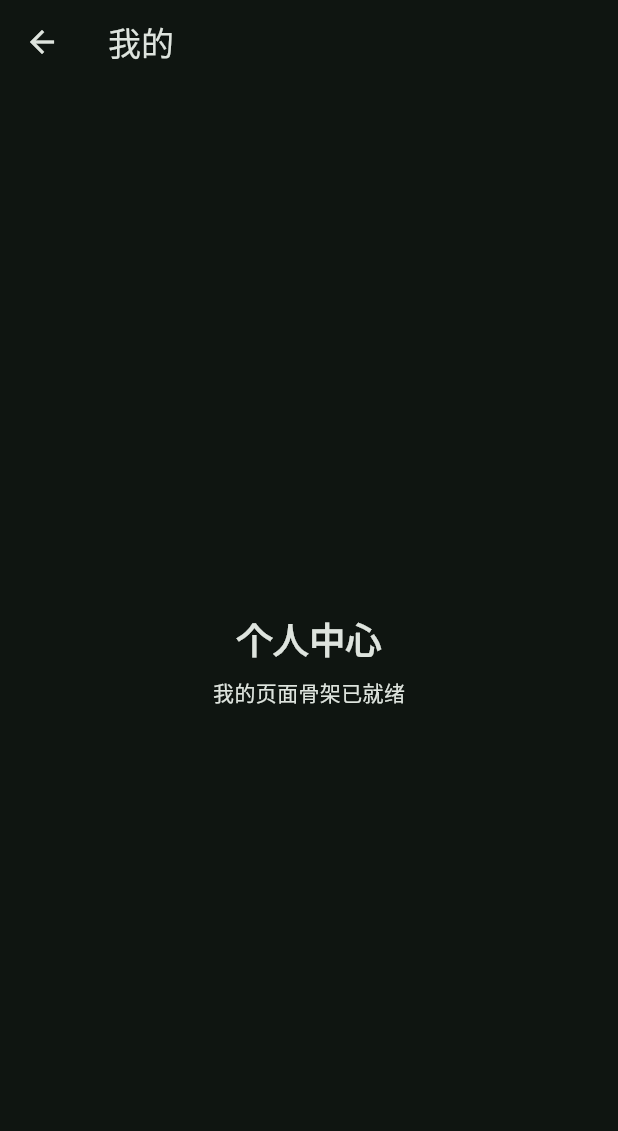
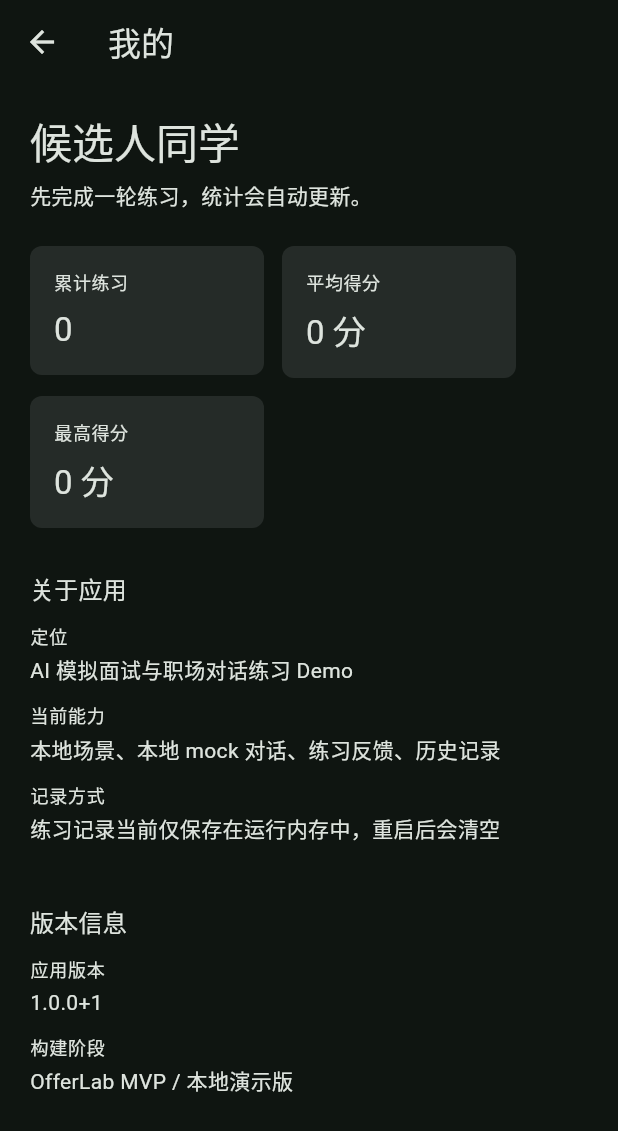
Before and after one commit to Amorousdancer/flutter-ai-chat-demo, a Flutter app: the ProfilePage screen opened directly, on a phone screen of 412 x 824 dp. Shown: the top 1131 px of the screen. Run offline on Flutter 3.47's test engine with Material 3 defaults, Android fonts, the phone set to English and light mode, and no system bars.

Commit message:
feat: add profile stats and lightweight input guard

```diff
--- a/lib/pages/profile_page.dart
+++ b/lib/pages/profile_page.dart
@@ -1,7 +1,13 @@
 import 'package:flutter/material.dart';
+
+import '../models/scenario.dart';
+import '../services/practice_store.dart';
 
 class ProfilePage extends StatelessWidget {
   const ProfilePage({super.key});
+
+  static const String _nickname = '候选人同学';
+  static const String _appVersion = '1.0.0+1';
 
   @override
   Widget build(BuildContext context) {
@@ -9,19 +15,158 @@ class ProfilePage extends StatelessWidget {
       appBar: AppBar(
         title: const Text('我的'),
       ),
-      body: const Center(
-        child: Column(
-          mainAxisSize: MainAxisSize.min,
-          children: [
-            Text(
-              '个人中心',
-              style: TextStyle(fontSize: 24, fontWeight: FontWeight.w700),
-            ),
-            SizedBox(height: 8),
-            Text('我的页面骨架已就绪'),
-          ],
+      body: AnimatedBuilder(
+        animation: PracticeStore.instance,
+        builder: (context, _) {
+          final latestRecord = PracticeStore.instance.latestRecord;
+          final subtitle = latestRecord == null
+              ? '先完成一轮练习，统计会自动更新。'
+              : '最近练习：${_formatDate(latestRecord.completedAt)} · ${latestRecord.mode.label}';
+
+          return ListView(
+            padding: const EdgeInsets.fromLTRB(20, 20, 20, 32),
+            children: [
+              Text(
+                _nickname,
+                style: Theme.of(context).textTheme.headlineMedium,
+              ),
+              const SizedBox(height: 8),
+              Text(
+                subtitle,
+                style: Theme.of(context).textTheme.bodyMedium,
+              ),
+              const SizedBox(height: 24),
+              Wrap(
+                spacing: 12,
+                runSpacing: 12,
+                children: [
+                  _StatPanel(
+                    label: '累计练习',
+                    value: '${PracticeStore.instance.totalPractices}',
+                  ),
+                  _StatPanel(
+                    label: '平均得分',
+                    value: '${PracticeStore.instance.averageScore} 分',
+                  ),
+                  _StatPanel(
+                    label: '最高得分',
+                    value: '${PracticeStore.instance.bestScore} 分',
+                  ),
+                ],
+              ),
+              const SizedBox(height: 28),
+              Text(
+                '关于应用',
+                style: Theme.of(context).textTheme.titleMedium,
+              ),
+              const SizedBox(height: 12),
+              const _InfoLine(
+                label: '定位',
+                value: 'AI 模拟面试与职场对话练习 Demo',
+              ),
+              const _InfoLine(
+                label: '当前能力',
+                value: '本地场景、本地 mock 对话、练习反馈、历史记录',
+              ),
+              const _InfoLine(
+                label: '记录方式',
+                value: '练习记录当前仅保存在运行内存中，重启后会清空',
+              ),
+              const SizedBox(height: 28),
+              Text(
+                '版本信息',
+                style: Theme.of(context).textTheme.titleMedium,
+              ),
+              const SizedBox(height: 12),
+              const _InfoLine(
+                label: '应用版本',
+                value: _appVersion,
+              ),
+              const _InfoLine(
+                label: '构建阶段',
+                value: 'OfferLab MVP / 本地演示版',
+              ),
+            ],
+          );
+        },
+      ),
+    );
+  }
+
+  String _formatDate(DateTime dateTime) {
+    final month = dateTime.month.toString().padLeft(2, '0');
+    final day = dateTime.day.toString().padLeft(2, '0');
+    return '${dateTime.year}-$month-$day';
+  }
+}
+
+class _StatPanel extends StatelessWidget {
+  const _StatPanel({
+    required this.label,
+    required this.value,
+  });
+
+  final String label;
+  final String value;
+
+  @override
+  Widget build(BuildContext context) {
+    return ConstrainedBox(
+      constraints: const BoxConstraints(
+        minWidth: 156,
+        maxWidth: 240,
+      ),
+      child: DecoratedBox(
+        decoration: BoxDecoration(
+          color: Theme.of(context).colorScheme.surfaceContainerHigh,
+          borderRadius: BorderRadius.circular(8),
+        ),
+        child: Padding(
+          padding: const EdgeInsets.all(16),
+          child: Column(
+            crossAxisAlignment: CrossAxisAlignment.start,
+            children: [
+              Text(
+                label,
+                style: Theme.of(context).textTheme.bodySmall,
+              ),
+              const SizedBox(height: 10),
+              Text(
+                value,
+                style: Theme.of(context).textTheme.titleLarge,
+              ),
+            ],
+          ),
         ),
       ),
     );
   }
 }
+
+class _InfoLine extends StatelessWidget {
+  const _InfoLine({
+    required this.label,
+    required this.value,
+  });
+
+  final String label;
+  final String value;
+
+  @override
+  Widget build(BuildContext context) {
+    return Padding(
+      padding: const EdgeInsets.only(bottom: 12),
+      child: Column(
+        crossAxisAlignment: CrossAxisAlignment.start,
+        children: [
+          Text(
+            label,
+            style: Theme.of(context).textTheme.labelMedium,
+          ),
+          const SizedBox(height: 4),
+          Text(value),
+        ],
+      ),
+    );
+  }
+}
--- a/lib/services/practice_store.dart
+++ b/lib/services/practice_store.dart
@@ -11,6 +11,38 @@ class PracticeStore extends ChangeNotifier {
 
   List<PracticeRecord> get records {
     return List<PracticeRecord>.unmodifiable(_records);
+  }
+
+  int get totalPractices => _records.length;
+
+  int get averageScore {
+    if (_records.isEmpty) {
+      return 0;
+    }
+
+    final totalScore = _records.fold<int>(
+      0,
+      (sum, record) => sum + record.score,
+    );
+    return (totalScore / _records.length).round();
+  }
+
+  int get bestScore {
+    if (_records.isEmpty) {
+      return 0;
+    }
+
+    return _records
+        .map((record) => record.score)
+        .reduce((current, next) => current > next ? current : next);
+  }
+
+  PracticeRecord? get latestRecord {
+    if (_records.isEmpty) {
+      return null;
+    }
+
+    return _records.first;
   }
 
   void addRecord(PracticeRecord record) {
```
Also changed, not shown: lib/pages/chat_page.dart (+39 -4 lines), lib/services/input_guard.dart (added, +95 -0 lines).
